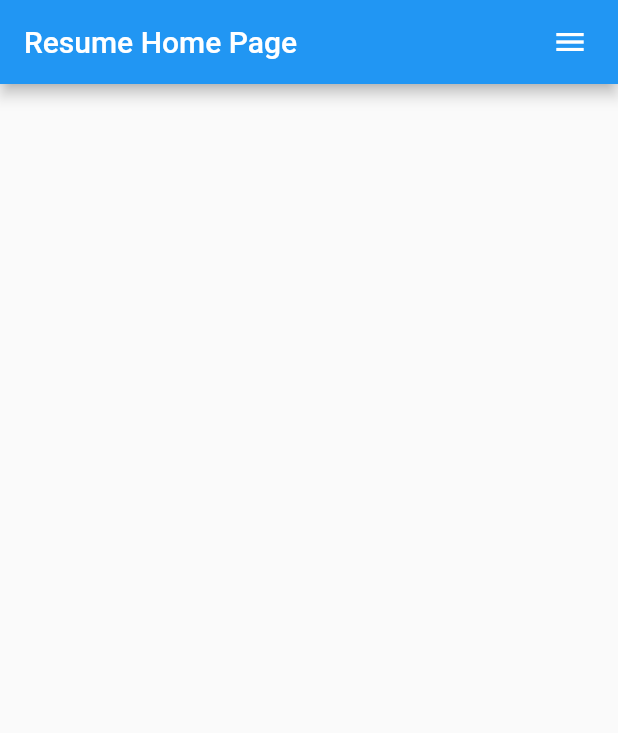
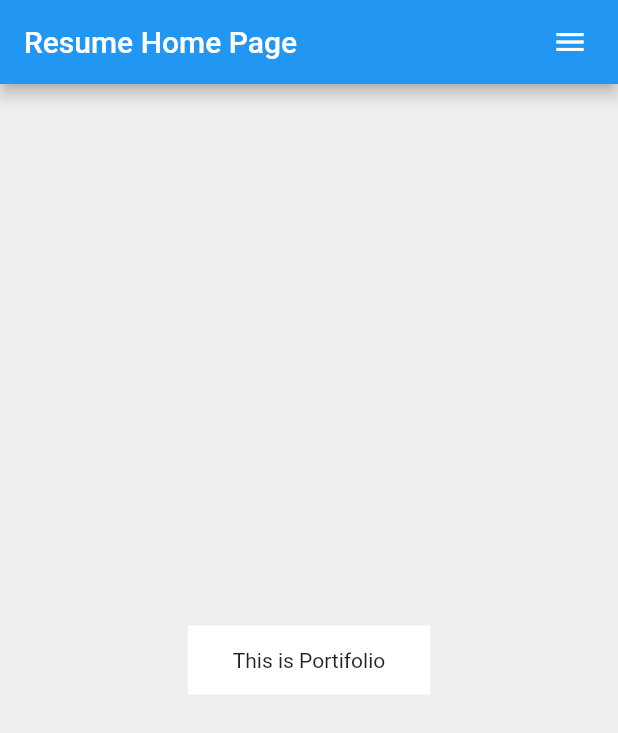
Before and after one commit to gwyne254/resume_app, a Flutter app: the screen it shows after launch, on a phone screen of 412 x 824 dp. Shown: the top 733 px of the screen. Run offline on Flutter 3.47's test engine with Material 2 defaults, Android fonts, the phone set to English and light mode, and no system bars.

Commit message:
Development Changes comit

```diff
--- a/lib/main.dart
+++ b/lib/main.dart
@@ -3,6 +3,8 @@ import 'package:flutter/material.dart';
 void main() {
   runApp(const MyApp());
 }
+
+const darkBlueColor = Color(0xff536599);
 
 class MyApp extends StatelessWidget {
   const MyApp({Key? key}) : super(key: key);
@@ -43,6 +45,7 @@ class _MyHomePageState extends State<MyHomePage> {
   @override
   Widget build(BuildContext context) {
     return Scaffold(
+      backgroundColor: Colors.grey[200],
       appBar: AppBar(
           // Here we take the value from the MyHomePage object that was created by
           // the App.build method, and use it to set our appbar title.
@@ -64,9 +67,15 @@ class _MyHomePageState extends State<MyHomePage> {
           // children horizontally, and tries to be as tall as its parent.
 
           mainAxisAlignment: MainAxisAlignment.center,
-          children: <Widget>[],
+          children: <Widget>[_portifolio()],
         ),
       ),
     );
   }
 }
+
+_portifolio() => Container(
+      color: Colors.white,
+      padding: EdgeInsets.symmetric(vertical: 15, horizontal: 30),
+      child: Text('This is Portifolio'),
+    );
```
